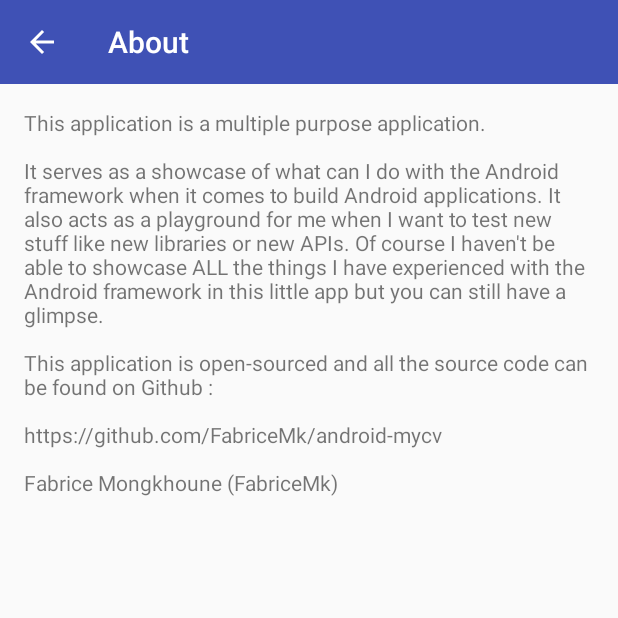
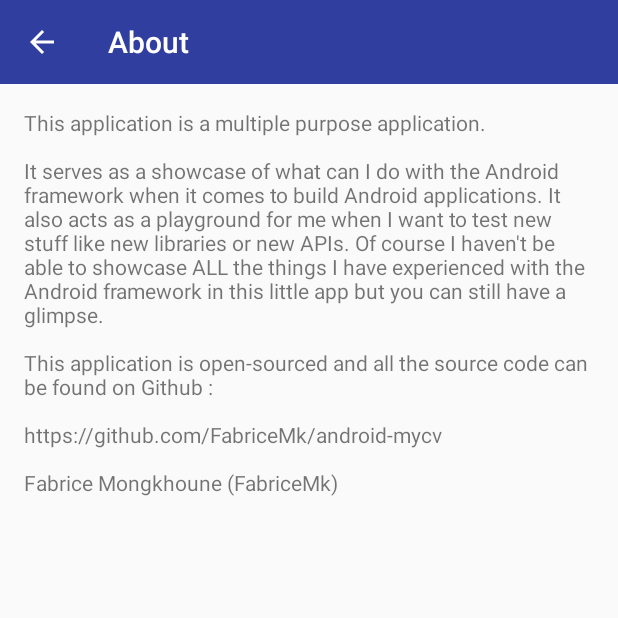
Before and after one commit to FabriceMk/android-mycv, an Android app: the screen it shows after launch (AboutActivity), in the side drawer, after a tap on "About", on a phone screen of 412 x 824 dp, the top half of it. Run offline under Robolectric (Android 15) with nearby library versions, the phone set to English and light mode, and no system bars; our stand-ins replace Volley; network calls fail.

Commit message:
Updates color theme

```diff
--- a/android/src/main/res/values/colors.xml
+++ b/android/src/main/res/values/colors.xml
@@ -1,8 +1,8 @@
 <?xml version="1.0" encoding="utf-8"?>
 <resources>
 
-    <color name="primary">@color/indigo_500</color>
-    <color name="primary_dark">@color/indigo_700</color>
+    <color name="primary">@color/indigo_700</color>
+    <color name="primary_dark">@color/indigo_900</color>
     <color name="accent">@color/pink_A200</color>
     <color name="accent_translucent">#80FF80AB</color>
 
@@ -10,6 +10,8 @@
     <color name="indigo_500">#3F51B5</color>
     <color name="indigo_100">#C5CAE9</color>
     <color name="indigo_700">#303F9F</color>
+    <color name="indigo_800">#283593</color>
+    <color name="indigo_900">#1A237E</color>
 
     <color name="pink_A200">#FF4081</color>
     <color name="pink_A100">#FF80AB</color>
```
